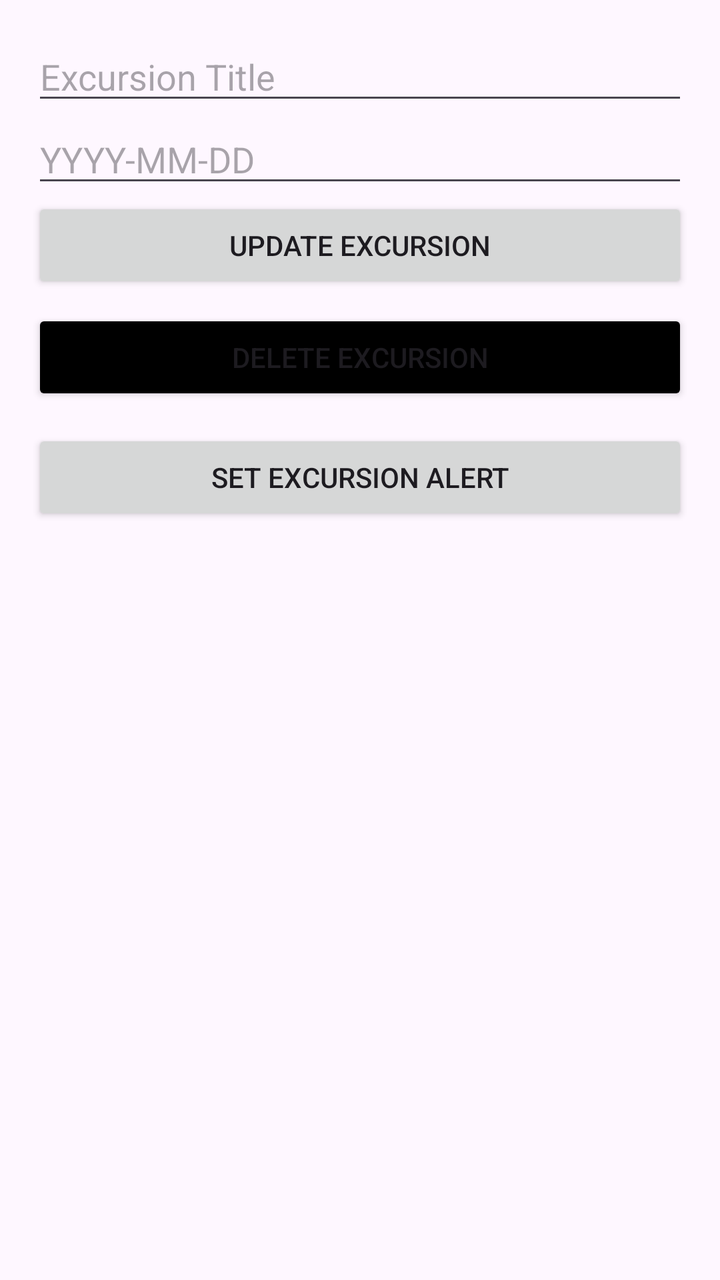
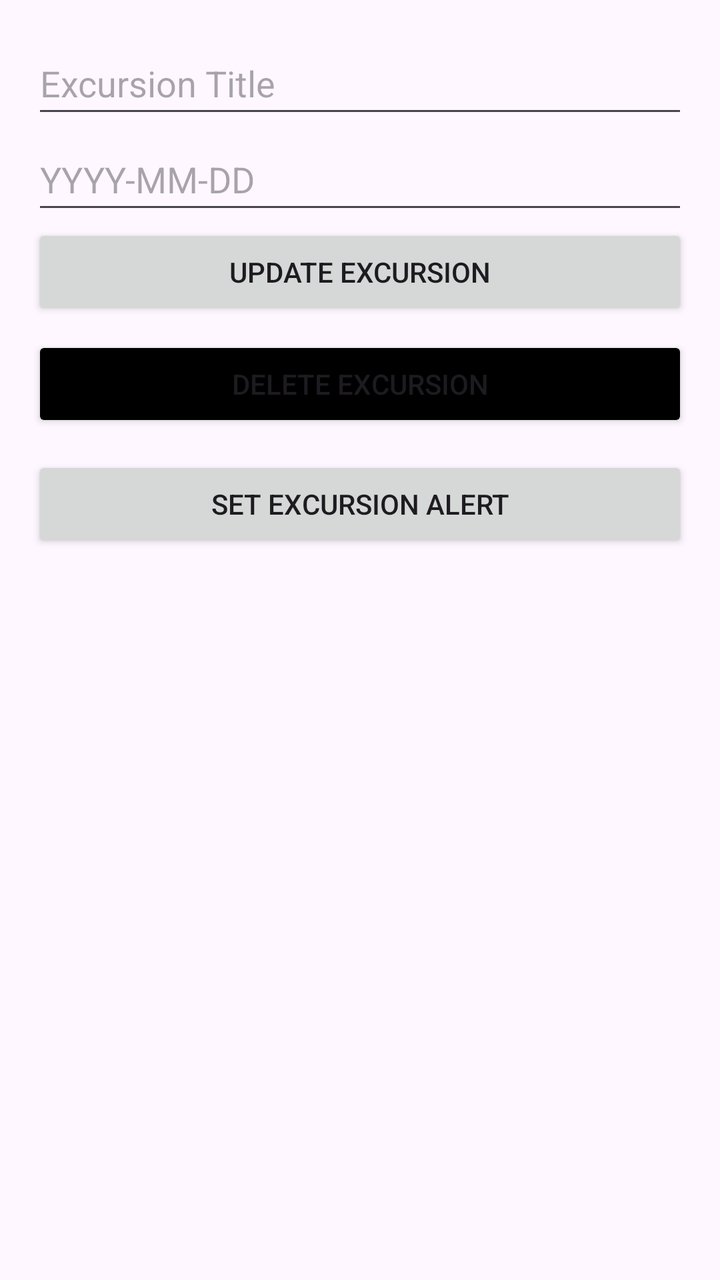

Two renders of the same Android screen: before a commit and after it. Below are the layout's source before the change and the commit's diff.
<!-- AndroidManifest.xml: application theme Theme.D308VacationPlanner -->
<!-- res/layout/activity_excursion_detail.xml -->
<?xml version="1.0" encoding="utf-8"?>
<LinearLayout xmlns:android="http://schemas.android.com/apk/res/android"
    android:layout_width="match_parent"
    android:layout_height="wrap_content"
    android:orientation="vertical"
    android:padding="16dp">

    <EditText
        android:id="@+id/excursion_title_edittext"
        android:layout_width="match_parent"
        android:layout_height="wrap_content"
        android:hint="Excursion Title" />

    <EditText
        android:id="@+id/excursion_date_edittext"
        android:layout_width="match_parent"
        android:layout_height="wrap_content"
        android:hint="YYYY-MM-DD" />

    <Button
        android:id="@+id/update_excursion_button"
        android:layout_width="match_parent"
        android:layout_height="wrap_content"
        android:text="Update Excursion" />

    <Button
        android:id="@+id/delete_excursion_button"
        android:layout_width="match_parent"
        android:layout_height="48dp"
        android:text="Delete Excursion"
        android:layout_marginTop="8dp"
        android:backgroundTint="@color/black" />

    <Button
        android:id="@+id/buttonSetExcursionAlert"
        android:layout_width="match_parent"
        android:layout_height="48dp"
        android:text="Set Excursion Alert"
        android:layout_marginTop="12dp" />

</LinearLayout>
<!-- resources referenced by this layout -->
<resources>
  <color name="black">#FF000000</color>
  <style name="Theme.D308VacationPlanner" parent="Base.Theme.D308VacationPlanner" />
  <style name="Base.Theme.D308VacationPlanner" parent="Theme.Material3.DayNight">
          
          <item name="colorPrimary">@color/colorPrimary</item>
      </style>
  <color name="colorPrimary">#002147</color>
</resources>

<!-- the commit's change to res/layout/activity_excursion_detail.xml (unified diff, before → after) -->
@@ -8,13 +8,13 @@
     <EditText
         android:id="@+id/excursion_title_edittext"
         android:layout_width="match_parent"
-        android:layout_height="wrap_content"
+        android:layout_height="48dp"
         android:hint="Excursion Title" />
 
     <EditText
         android:id="@+id/excursion_date_edittext"
         android:layout_width="match_parent"
-        android:layout_height="wrap_content"
+        android:layout_height="48dp"
         android:hint="YYYY-MM-DD" />
 
     <Button
@@ -38,4 +38,14 @@
         android:text="Set Excursion Alert"
         android:layout_marginTop="12dp" />
 
+    <TextView
+        android:id="@+id/textViewVacationInfo"
+        android:layout_width="match_parent"
+        android:layout_height="48dp"
+        android:text=""
+        android:textSize="14sp"
+        android:textStyle="italic"
+        android:layout_marginTop="24dp"
+        android:gravity="center" />
+
 </LinearLayout>
